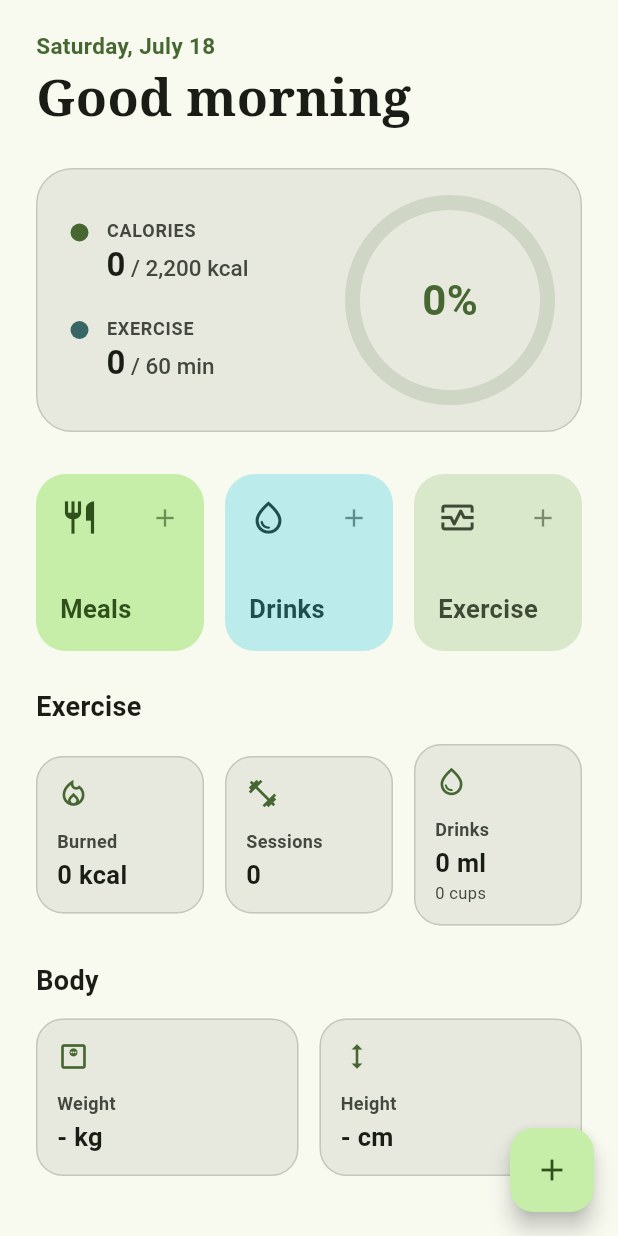
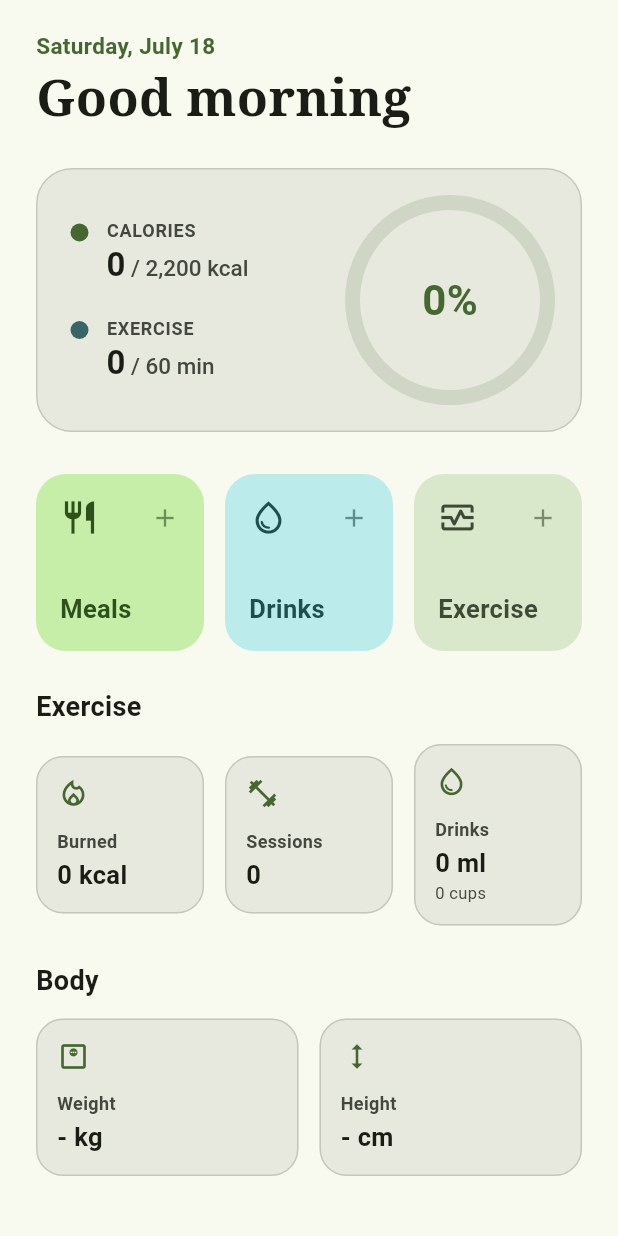
Before and after one commit to SarachChar/happyMeals, a Flutter app: the screen it shows after launch, on a phone screen of 412 x 824 dp. Run offline on Flutter 3.47's test engine with Material 3 defaults, Android fonts, the phone set to English and light mode, and no system bars; our stand-ins replace cloud_firestore, firebase_core; accounts and stored records are empty.

Commit message:
remove post example

```diff
--- a/happymealApplication/lib/pages/homePage.dart
+++ b/happymealApplication/lib/pages/homePage.dart
@@ -139,10 +139,10 @@ class HomePage extends StatelessWidget {
           ),
         ),
       ),
-      floatingActionButton: FloatingActionButton(
-        child: const Icon(Icons.add),
-        onPressed: () => Navigator.pushNamed(context, '/postexample'),
-      )
+      // floatingActionButton: FloatingActionButton(
+      //   child: const Icon(Icons.add),
+      //   onPressed: () => Navigator.pushNamed(context, '/postexample'),
+      // )
     );
   }
 
```
